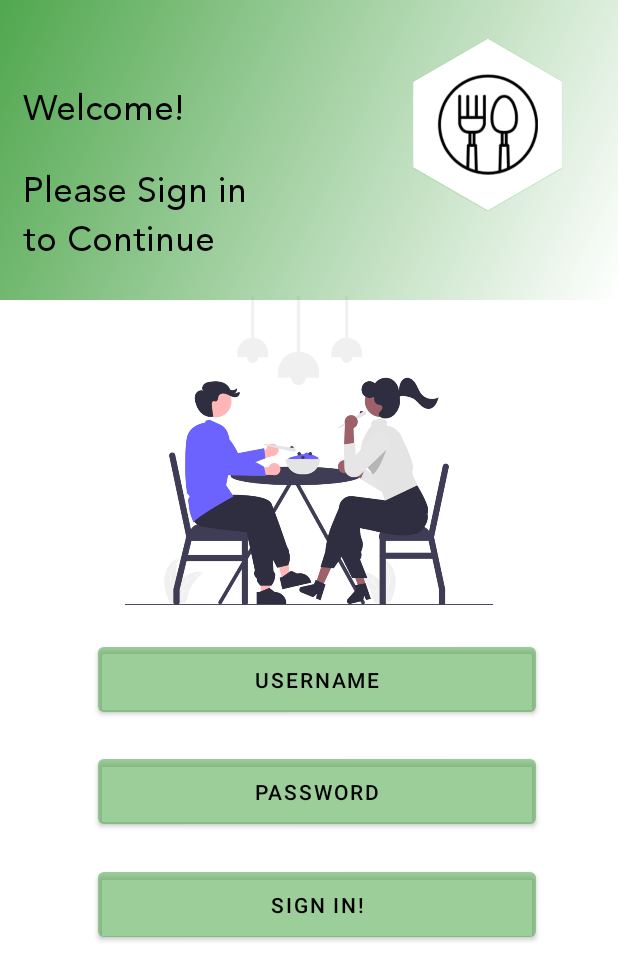
After one commit to Korrubi/Senior-Capstone, an Android app: the layout activity_login.xml on its own in the app's theme, with its tools: preview values and no code run, on a phone screen of 412 x 824 dp. The commit adds this screen. Shown: the top 980 px of the screen. Run offline under Robolectric (Android 15) with nearby library versions, the phone set to English and light mode, and no system bars; Roboto replaces fonts that are not available here.

Commit message:
pushing login page

```diff
--- /dev/null
+++ b/app/src/main/java/com/jjcc/dishdiscovery/activities/LoginActivity.kt
@@ -0,0 +1,11 @@
+package com.jjcc.dishdiscovery
+
+import android.os.Bundle
+import androidx.appcompat.app.AppCompatActivity
+
+class LoginActivity : AppCompatActivity() {
+    override fun onCreate(savedInstanceState: Bundle?) {
+        super.onCreate(savedInstanceState)
+        setContentView(R.layout.activity_login)
+    }
+}
--- /dev/null
+++ b/app/src/main/res/layout/activity_login.xml
@@ -0,0 +1,106 @@
+<?xml version="1.0" encoding="utf-8"?>
+<androidx.constraintlayout.widget.ConstraintLayout
+    xmlns:android="http://schemas.android.com/apk/res/android"
+    xmlns:app="http://schemas.android.com/apk/res-auto"
+    android:layout_width="match_parent"
+    android:layout_height="match_parent"
+    android:background="#ffffff">
+
+<RelativeLayout
+    android:layout_width="match_parent"
+    android:layout_height="match_parent">
+
+    <com.google.android.material.imageview.ShapeableImageView
+        android:id="@+id/eatingPic"
+        android:layout_width="match_parent"
+        android:layout_height="250dp"
+        android:layout_marginTop="175dp"
+        android:src="@drawable/eating"
+        app:shapeAppearanceOverlay="@style/loginRound">
+    </com.google.android.material.imageview.ShapeableImageView>
+</RelativeLayout>
+
+<RelativeLayout
+    android:layout_width="match_parent"
+    android:layout_height="match_parent">
+
+    <View
+        android:id="@+id/greenRectangle"
+        android:layout_width="match_parent"
+        android:layout_height="200dp"
+        android:background="@drawable/ellipse_1" />
+
+    <com.google.android.material.imageview.ShapeableImageView
+        android:layout_width="100dp"
+        android:layout_height="115dp"
+        android:layout_marginTop="25dp"
+        android:layout_marginLeft="275dp"
+        android:id="@+id/fnpLogo"
+        android:src="@drawable/fns">
+    </com.google.android.material.imageview.ShapeableImageView>
+
+    <RelativeLayout
+        android:layout_width="match_parent"
+        android:layout_height="match_parent">
+
+        <Button
+            android:layout_width="292dp"
+            android:layout_height="55dp"
+            android:layout_marginLeft="65dp"
+            android:layout_marginTop="425dp"
+            android:backgroundTint="@color/perfectgreen"
+            android:text="@string/un"
+            android:textColor="@color/black"></Button>
+
+        <Button
+            android:layout_width="292dp"
+            android:layout_height="55dp"
+            android:layout_marginLeft="65dp"
+            android:layout_marginTop="500dp"
+            android:backgroundTint="@color/perfectgreen"
+            android:text="@string/pw"
+            android:textColor="@color/black"></Button>
+
+        <Button
+            android:layout_width="292dp"
+            android:layout_height="55dp"
+            android:layout_marginLeft="65dp"
+            android:layout_marginTop="575dp"
+            android:backgroundTint="@color/perfectgreen"
+            android:text="@string/sn"
+            android:textColor="@color/black"></Button>
+    </RelativeLayout>
+
+</RelativeLayout>
+    <TextView
+        android:layout_marginLeft="15dp"
+        android:layout_width="122dp"
+        android:layout_height="31dp"
+        android:fontFamily="@font/avenir_roman"
+        android:textColor="#000000"
+        android:textSize="24sp"
+        android:textStyle="normal"
+        app:layout_constraintBottom_toBottomOf="parent"
+        app:layout_constraintHorizontal_bias="0.0"
+        app:layout_constraintLeft_toLeftOf="parent"
+        app:layout_constraintRight_toRightOf="parent"
+        app:layout_constraintTop_toTopOf="parent"
+        app:layout_constraintVertical_bias="0.066"
+        android:text="@string/welcomeString"/>
+
+    <TextView
+        android:layout_marginLeft="15dp"
+        android:layout_width="167dp"
+        android:layout_height="65dp"
+        android:fontFamily="@font/avenir_roman"
+        android:textColor="#000000"
+        android:textSize="24sp"
+        android:textStyle="normal"
+        app:layout_constraintBottom_toBottomOf="parent"
+        app:layout_constraintHorizontal_bias="0.0"
+        app:layout_constraintLeft_toLeftOf="parent"
+        app:layout_constraintRight_toRightOf="parent"
+        app:layout_constraintTop_toTopOf="parent"
+        app:layout_constraintVertical_bias="0.141"
+        android:text="@string/loginWelcome"/>
+</androidx.constraintlayout.widget.ConstraintLayout>
--- a/app/src/main/res/values/colors.xml
+++ b/app/src/main/res/values/colors.xml
@@ -9,4 +9,5 @@
     <color name="white">#FFFFFFFF</color>
     <color name="colorAccent">#76bf5e</color>
     <color name="red">#F82626</color>
+    <color name="perfectgreen">#5750a74e</color>
 </resources>
--- /dev/null
+++ b/app/src/main/res/values/loginStrings.xml
@@ -0,0 +1,9 @@
+<?xml version="1.0" encoding="utf-8"?>
+<resources>
+    <string name="welcomeString">Welcome!</string>
+    <string name="loginWelcome">Please Sign in to Continue</string>
+    <string name="un">Username</string>
+    <string name="pw">Password</string>
+    <string name="sn">Sign In!</string>
+
+</resources>
--- a/app/src/main/res/values/round.xml
+++ b/app/src/main/res/values/round.xml
@@ -5,4 +5,13 @@
             58%
         </item>
     </style>
+
+    <style name="loginRound">
+        <item name="cornerSizeTopLeft">
+            30%
+        </item>
+        <item name="cornerSizeTopRight">
+            30%
+        </item>
+    </style>
 </resources>
```
Also changed, not shown: app/src/main/res/drawable-v24/eating.png (added), app/src/main/res/drawable-v24/fns.png (added), app/src/main/res/font/avenir_roman.ttf (added).
